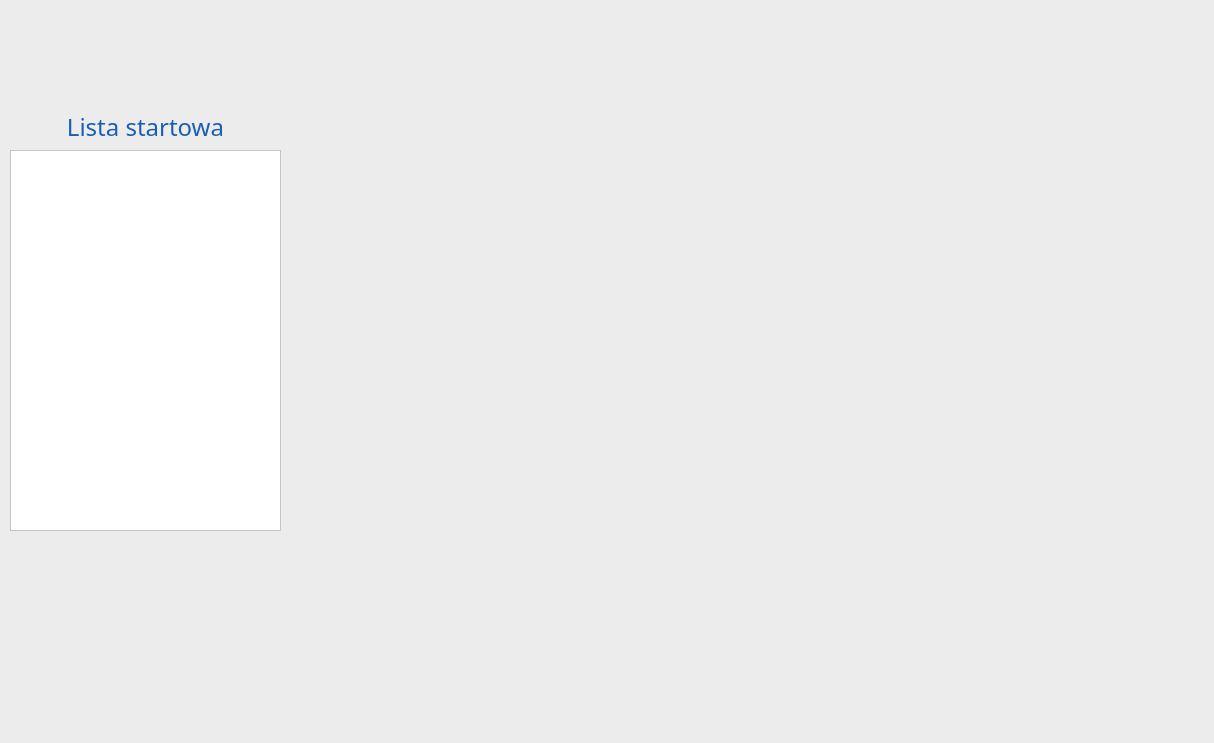
Before: the Qt Designer form source/UI/Competition/CompetitionManagerWindow.ui in SiekamCebule/sj-sim, drawn with Qt 5.
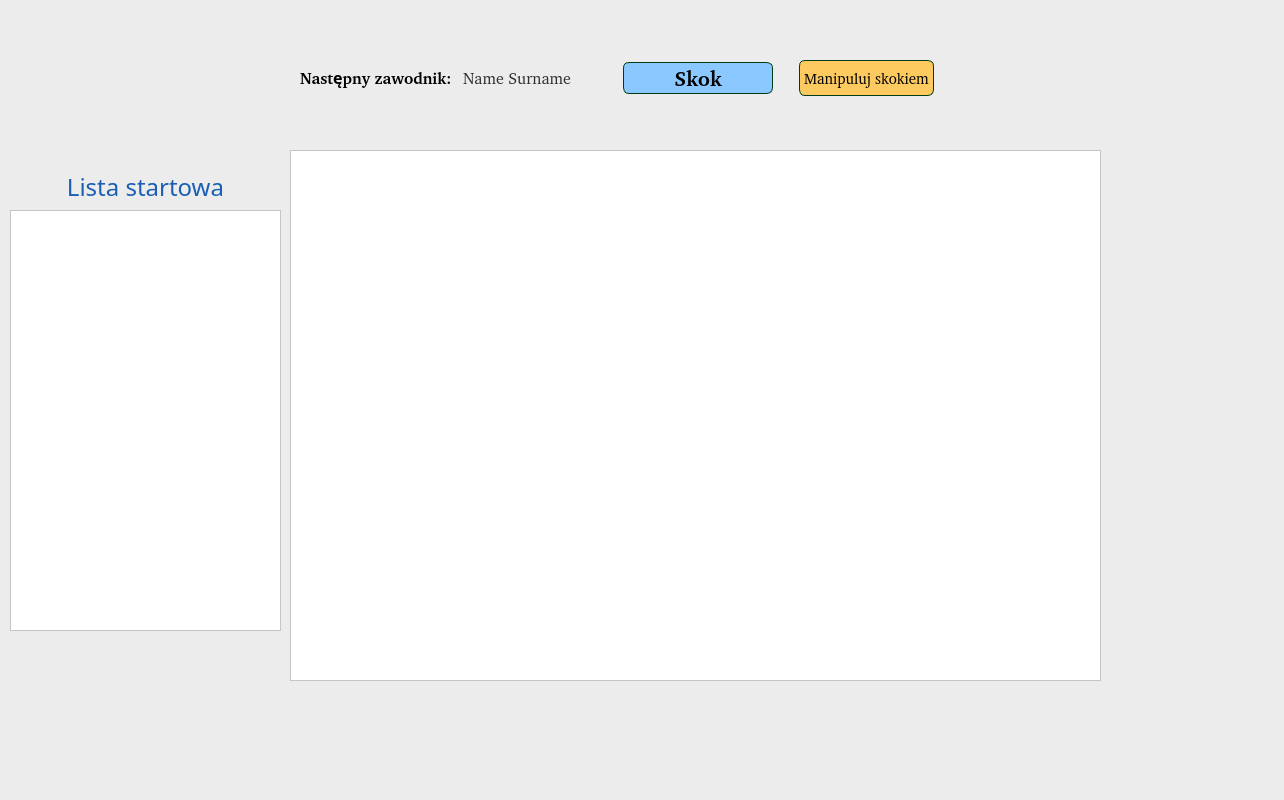
After: the same form once the commit is applied.

What changed in the file:
```diff
--- a/source/UI/Competition/CompetitionManagerWindow.ui
+++ b/source/UI/Competition/CompetitionManagerWindow.ui
@@ -6,8 +6,8 @@
    <rect>
     <x>0</x>
     <y>0</y>
-    <width>1214</width>
-    <height>743</height>
+    <width>1284</width>
+    <height>800</height>
    </rect>
   </property>
   <property name="windowTitle">
@@ -20,9 +20,9 @@
    <property name="geometry">
     <rect>
      <x>10</x>
-     <y>110</y>
+     <y>170</y>
      <width>271</width>
-     <height>421</height>
+     <height>461</height>
     </rect>
    </property>
    <layout class="QVBoxLayout" name="verticalLayout">
@@ -59,6 +59,214 @@
     </item>
    </layout>
   </widget>
+  <widget class="QWidget" name="layoutWidget">
+   <property name="geometry">
+    <rect>
+     <x>300</x>
+     <y>60</y>
+     <width>634</width>
+     <height>36</height>
+    </rect>
+   </property>
+   <layout class="QHBoxLayout" name="horizontalLayout_4">
+    <item>
+     <layout class="QHBoxLayout" name="horizontalLayout_2">
+      <item>
+       <widget class="QLabel" name="label_nextJumper">
+        <property name="sizePolicy">
+         <sizepolicy hsizetype="Maximum" vsizetype="Maximum">
+          <horstretch>0</horstretch>
+          <verstretch>0</verstretch>
+         </sizepolicy>
+        </property>
+        <property name="font">
+         <font>
+          <family>Quicksand [PfEd]</family>
+          <pointsize>12</pointsize>
+          <bold>true</bold>
+         </font>
+        </property>
+        <property name="styleSheet">
+         <string notr="true">color: black;</string>
+        </property>
+        <property name="text">
+         <string>Następny zawodnik: </string>
+        </property>
+       </widget>
+      </item>
+      <item>
+       <layout class="QHBoxLayout" name="horizontalLayout">
+        <item>
+         <widget class="QLabel" name="label_nameAndSurname">
+          <property name="sizePolicy">
+           <sizepolicy hsizetype="Expanding" vsizetype="Expanding">
+            <horstretch>0</horstretch>
+            <verstretch>0</verstretch>
+           </sizepolicy>
+          </property>
+          <property name="font">
+           <font>
+            <family>Quicksand [PfEd]</family>
+            <pointsize>12</pointsize>
+           </font>
+          </property>
+          <property name="styleSheet">
+           <string notr="true">color: rgb(48, 48, 48);</string>
+          </property>
+          <property name="text">
+           <string>Name Surname</string>
+          </property>
+          <property name="alignment">
+           <set>Qt::AlignCenter</set>
+          </property>
+         </widget>
+        </item>
+        <item>
+         <widget class="QLabel" name="label_flag">
+          <property name="minimumSize">
+           <size>
+            <width>40</width>
+            <height>30</height>
+           </size>
+          </property>
+          <property name="maximumSize">
+           <size>
+            <width>40</width>
+            <height>30</height>
+           </size>
+          </property>
+          <property name="text">
+           <string/>
+          </property>
+         </widget>
+        </item>
+       </layout>
+      </item>
+     </layout>
+    </item>
+    <item>
+     <layout class="QHBoxLayout" name="horizontalLayout_3">
+      <item>
+       <widget class="QPushButton" name="pushButton_jump">
+        <property name="sizePolicy">
+         <sizepolicy hsizetype="Fixed" vsizetype="Fixed">
+          <horstretch>0</horstretch>
+          <verstretch>0</verstretch>
+         </sizepolicy>
+        </property>
+        <property name="minimumSize">
+         <size>
+          <width>150</width>
+          <height>32</height>
+         </size>
+        </property>
+        <property name="maximumSize">
+         <size>
+          <width>16777215</width>
+          <height>32</height>
+         </size>
+        </property>
+        <property name="font">
+         <font>
+          <family>Quicksand Light [PfEd]</family>
+          <pointsize>16</pointsize>
+          <bold>true</bold>
+         </font>
+        </property>
+        <property name="focusPolicy">
+         <enum>Qt::StrongFocus</enum>
+        </property>
+        <property name="styleSheet">
+         <string notr="true">QPushButton{
+border: 1px solid rgb(0, 59, 23);
+border-radius: 6px;
+color: rgb(0, 0, 0);
+background-color: rgb(138, 200, 255);
+}
+QPushButton:hover{
+background-color: rgb(158, 220, 255);
+}</string>
+        </property>
+        <property name="text">
+         <string>Skok</string>
+        </property>
+       </widget>
+      </item>
+      <item>
+       <spacer name="horizontalSpacer">
+        <property name="orientation">
+         <enum>Qt::Horizontal</enum>
+        </property>
+        <property name="sizeType">
+         <enum>QSizePolicy::Maximum</enum>
+        </property>
+        <property name="sizeHint" stdset="0">
+         <size>
+          <width>20</width>
+          <height>20</height>
+         </size>
+        </property>
+       </spacer>
+      </item>
+      <item>
+       <widget class="QPushButton" name="pushButton_manipulateJump">
+        <property name="sizePolicy">
+         <sizepolicy hsizetype="Expanding" vsizetype="Expanding">
+          <horstretch>0</horstretch>
+          <verstretch>0</verstretch>
+         </sizepolicy>
+        </property>
+        <property name="minimumSize">
+         <size>
+          <width>0</width>
+          <height>0</height>
+         </size>
+        </property>
+        <property name="font">
+         <font>
+          <family>Quicksand [PfEd]</family>
+          <pointsize>11</pointsize>
+          <bold>false</bold>
+         </font>
+        </property>
+        <property name="focusPolicy">
+         <enum>Qt::StrongFocus</enum>
+        </property>
+        <property name="styleSheet">
+         <string notr="true">QPushButton{
+border: 1px solid rgb(0, 59, 23);
+border-radius: 6px;
+color: rgb(0, 0, 0);
+background-color: rgb(253, 202, 96);
+}
+QPushButton:hover{
+background-color: rgb(255, 222, 116);
+}</string>
+        </property>
+        <property name="text">
+         <string>Manipuluj skokiem</string>
+        </property>
+       </widget>
+      </item>
+     </layout>
+    </item>
+   </layout>
+  </widget>
+  <widget class="QTableView" name="tableView_results">
+   <property name="geometry">
+    <rect>
+     <x>290</x>
+     <y>150</y>
+     <width>811</width>
+     <height>531</height>
+    </rect>
+   </property>
+   <property name="styleSheet">
+    <string notr="true">QTableView{
+	background-color: white;
+}</string>
+   </property>
+  </widget>
  </widget>
  <resources/>
  <connections/>
```
Left out of the diff: 2 changed lines with no effect on the pictures.
